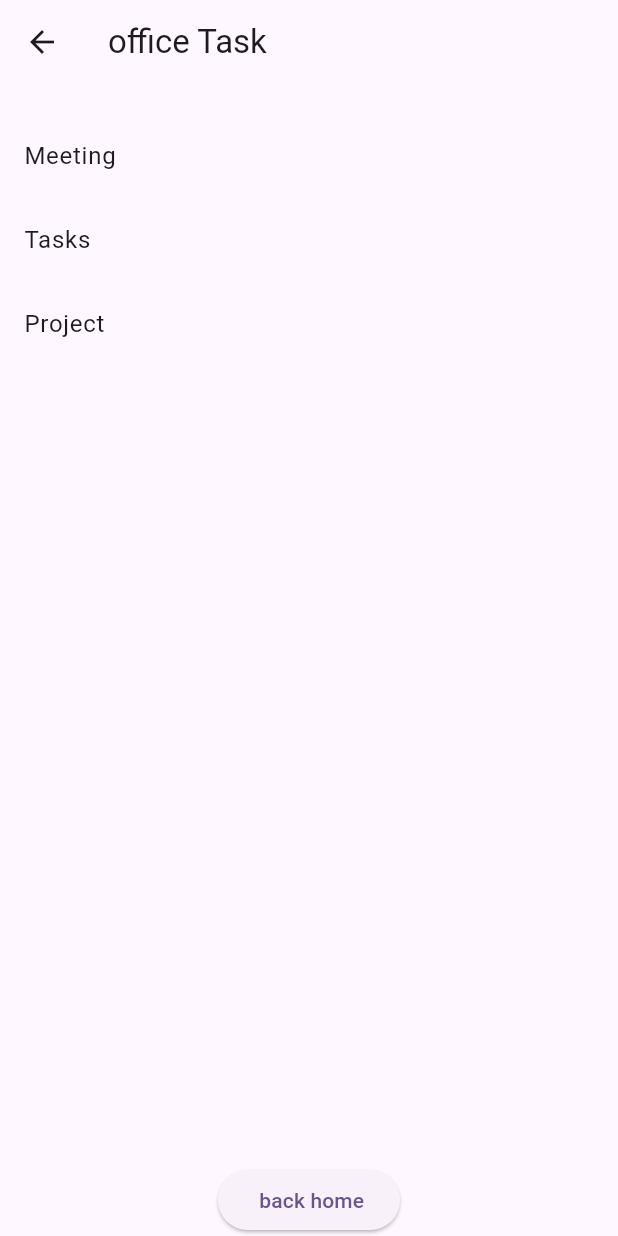
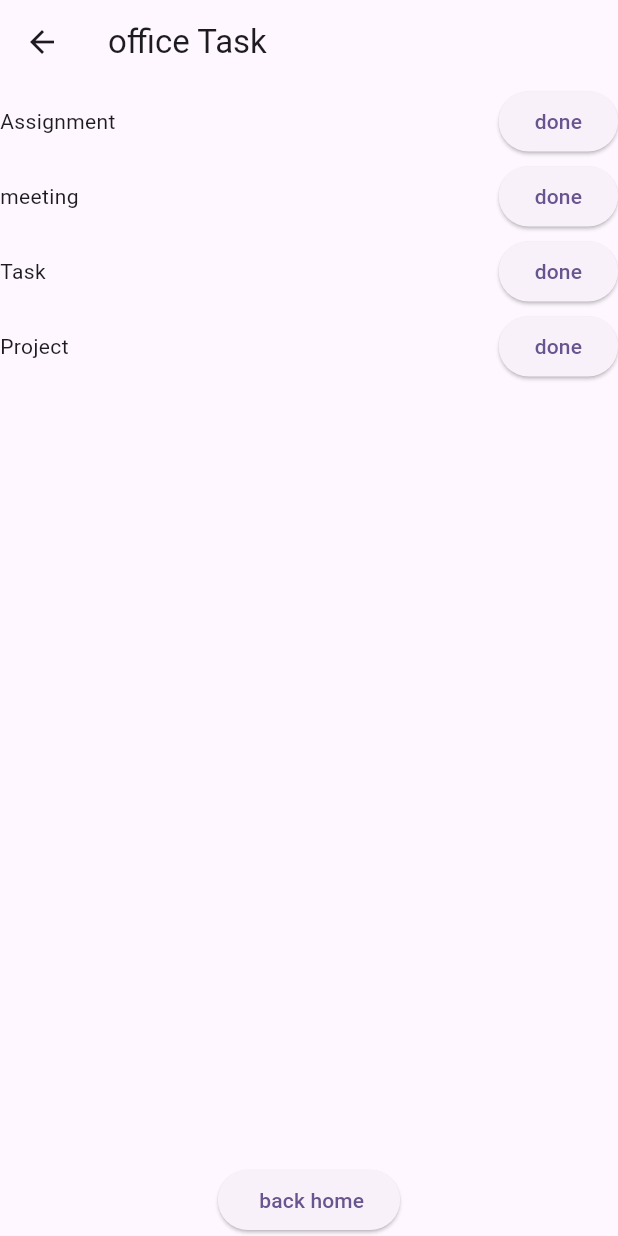
Before and after one commit to 1224jatin/test_app, a Flutter app: the Officetaskscreen screen opened directly, on a phone screen of 412 x 824 dp. Run offline on Flutter 3.47's test engine with Material 3 defaults, Android fonts, the phone set to English and light mode, and no system bars.

Commit message:
10 -march 2026 (pending shoping sceen) 1

```diff
--- a/lib/officeTaskScreen.dart
+++ b/lib/officeTaskScreen.dart
@@ -1,12 +1,21 @@
+import 'package:app_test1/taskCardScreen.dart';
 import 'package:app_test1/taskCategories.dart';
 import 'package:flutter/cupertino.dart';
 import 'package:flutter/material.dart';
 
 class Officetaskscreen extends StatefulWidget{
+
   @override
   State<StatefulWidget> createState() => _Officetaskscreen();
 }
 class _Officetaskscreen extends State<Officetaskscreen>{
+  List<Map<String,dynamic>>officeTaskList =
+  [
+    {"task" : "Assignment", "iscompleted": false},
+    {"task" : "meeting" , "iscompleted": false },
+    {"task" : "Task" , "iscompleted": false },
+    {"task" : "Project" , "iscompleted": false }
+  ];
   @override
   Widget build(BuildContext context) {
     return Scaffold(
@@ -19,33 +28,44 @@ class _Officetaskscreen extends State<Officetaskscreen>{
           crossAxisAlignment: CrossAxisAlignment.center,
           children: [
             Expanded(child:
-            ListView(
-              children: [
-                Container(
-                  height: 20, width: 60
-                  ,child:
-                  Row(
-                    mainAxisAlignment: MainAxisAlignment.start,
-                    crossAxisAlignment: CrossAxisAlignment.center,
-                    children: [
-                      Text("")
-                    ],
-                  ),
-                ),
-                ListTile(
-                  title: const Text("Meeting"),
-                ),
-                ListTile(
-                  title: const Text("Tasks"),
-                ),
-                ListTile(
-                  title: const Text("Project"),
+            ListView.builder(itemBuilder: (context,index) {
+              return Container(
+                height: 50 , width: 300,
+                child: Row(
+                  mainAxisAlignment: MainAxisAlignment.center,
+                  crossAxisAlignment: CrossAxisAlignment.center,
+                  children: [
+                    Text(officeTaskList[index]["task"]),
+                    Spacer(),
+                    ElevatedButton(onPressed: (){
+                      if (officeTaskList[index]["iscompleted"] == false ){
+                        officeTaskList[index]["iscompleted"] = true;
+                        ScaffoldMessenger.of(context).showSnackBar(SnackBar(content:
+                        const Text(" ${"task"} is completed")
+                        ,duration: Duration(seconds: 1),
+                        ));
+                      }
+                      else if(officeTaskList[index]["iscompleted"]== true){
+                        ScaffoldMessenger.of(context).showSnackBar(SnackBar(content:
+                        const Text(" ${"task"} is  already completed")
+                          ,duration: Duration(seconds: 1),
+                        ));
+                      }
+
+
+                    }, child: const Text("done"))
+
+                  ],
+
                 )
-              ],
+              );
+
+            },
+              itemCount: officeTaskList.length,
             ),
             ),
             ElevatedButton(onPressed: (){
-              Navigator.pop( context ,MaterialPageRoute(builder: (context) => Taskcategories()));
+              Navigator.pop( context ,MaterialPageRoute(builder: (context) => Taskcardscreen()));
             }, child:const Text(" back home"))
           ],
         ),
```
Also changed, not shown: lib/shoppingTaskScreen.dart (+49 -21 lines).
